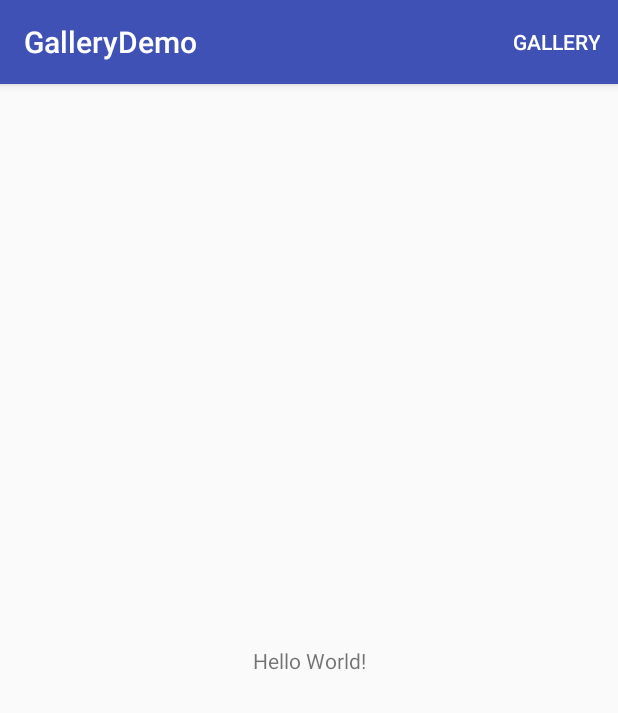
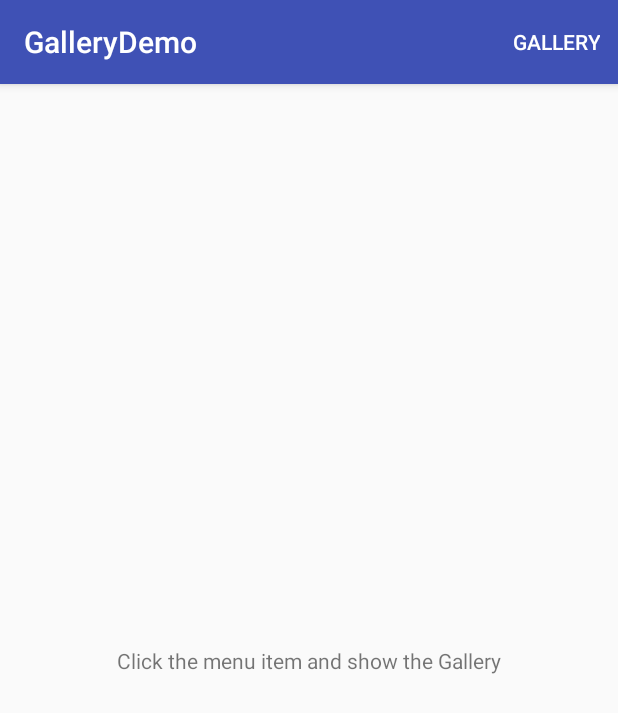
Before and after one commit to HiJohn/GalleryDemo, an Android app: the screen it shows after launch (MainActivity), on a phone screen of 412 x 824 dp. Shown: the top 713 px of the screen. Run offline under Robolectric (Android 15) with nearby library versions, the phone set to English and light mode, and no system bars.

Commit message:
add a tip

```diff
--- a/app/src/main/res/layout/activity_main.xml
+++ b/app/src/main/res/layout/activity_main.xml
@@ -9,7 +9,7 @@
     <TextView
         android:layout_width="wrap_content"
         android:layout_height="wrap_content"
-        android:text="Hello World!"
+        android:text="@string/tips"
         app:layout_constraintBottom_toBottomOf="parent"
         app:layout_constraintLeft_toLeftOf="parent"
         app:layout_constraintRight_toRightOf="parent"
--- a/app/src/main/res/values/strings.xml
+++ b/app/src/main/res/values/strings.xml
@@ -4,4 +4,5 @@
 
     <!-- TODO: Remove or change this placeholder text -->
     <string name="hello_blank_fragment">Hello blank fragment</string>
+    <string name="tips">Click the menu item and show the Gallery </string>
 </resources>
```
